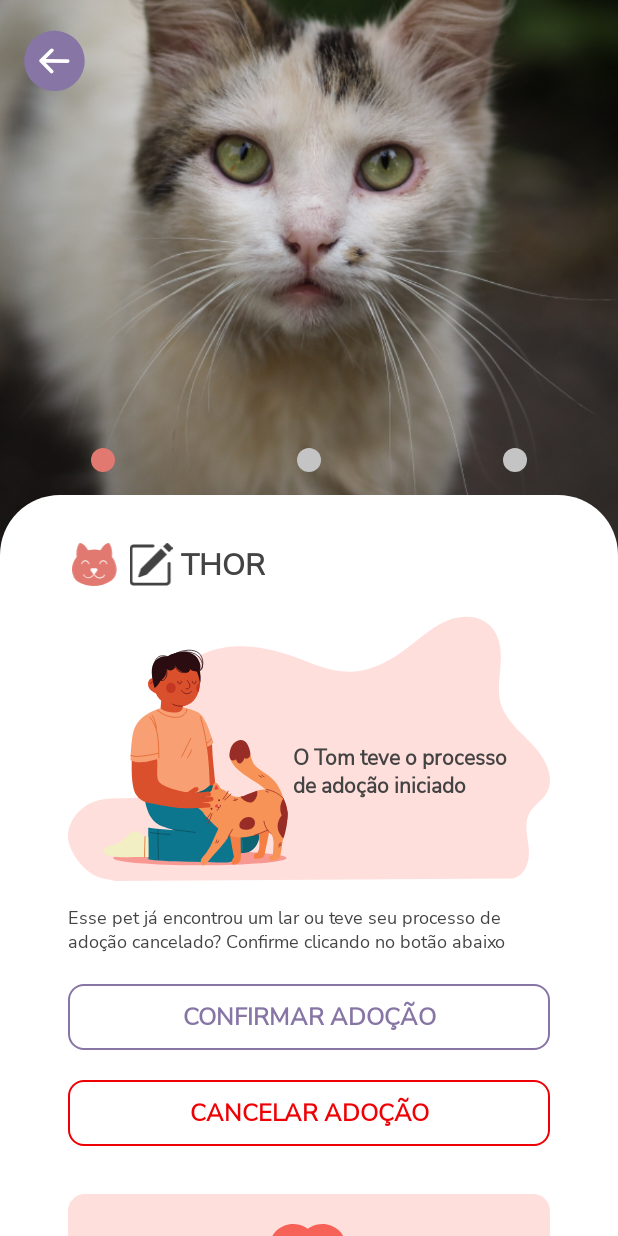
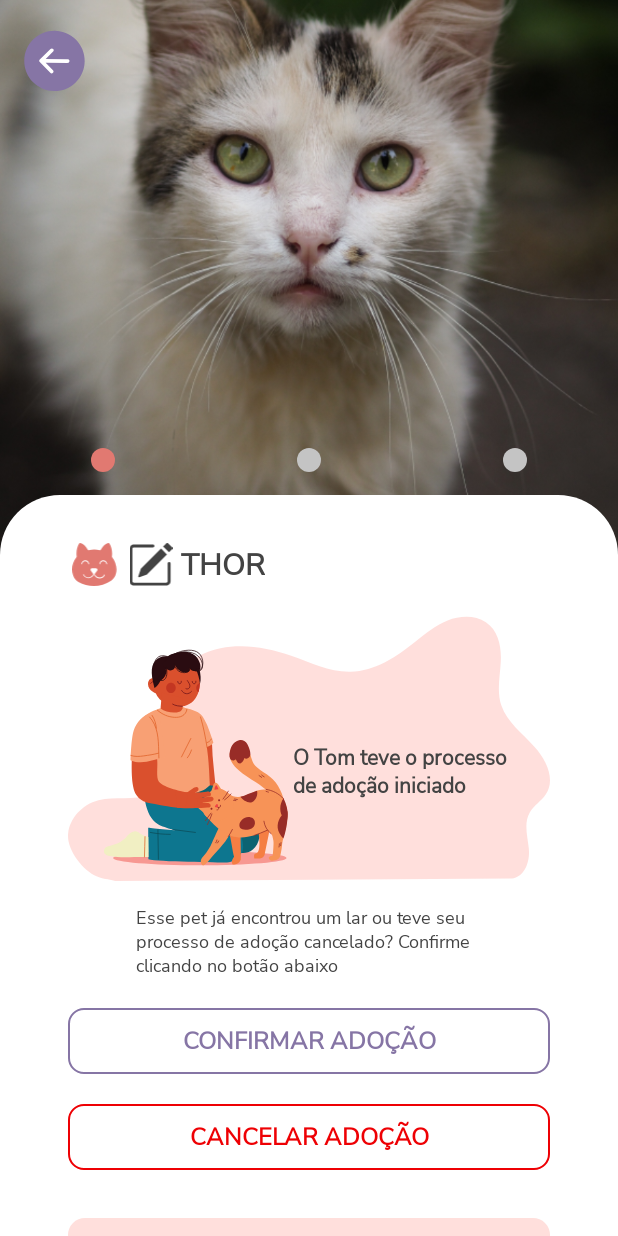
Before and after one commit to Pederzini/miaudote, an Android app: the layout activity_perfil_pet_ong.xml on its own in the app's theme, with its tools: preview values and no code run, on a phone screen of 412 x 824 dp. Run offline under Robolectric (Android 15) with nearby library versions, the phone set to English and light mode, and no system bars.

Commit message:
Altera container do perfil adotante

```diff
--- a/aplicacao/Miaudote/app/src/main/res/layout/activity_perfil_pet_ong.xml
+++ b/aplicacao/Miaudote/app/src/main/res/layout/activity_perfil_pet_ong.xml
@@ -136,15 +136,15 @@
             android:layout_marginTop="@dimen/space_twenty"
             android:gravity="center"
             android:orientation="vertical"
-            app:layout_constraintTop_toBottomOf="@id/nome_pet">
+            app:layout_constraintTop_toBottomOf="@id/nome_pet"
+            android:layout_marginStart="@dimen/space_forty_five"
+            android:layout_marginEnd="@dimen/space_forty_five">
 
 
             <LinearLayout
                 android:id="@+id/img_process"
                 android:layout_width="wrap_content"
                 android:layout_height="wrap_content"
-                android:layout_marginStart="@dimen/space_forty_five"
-                android:layout_marginEnd="@dimen/space_forty_five"
                 android:background="@drawable/ic_cat_man"
                 android:gravity="center">
 
```
